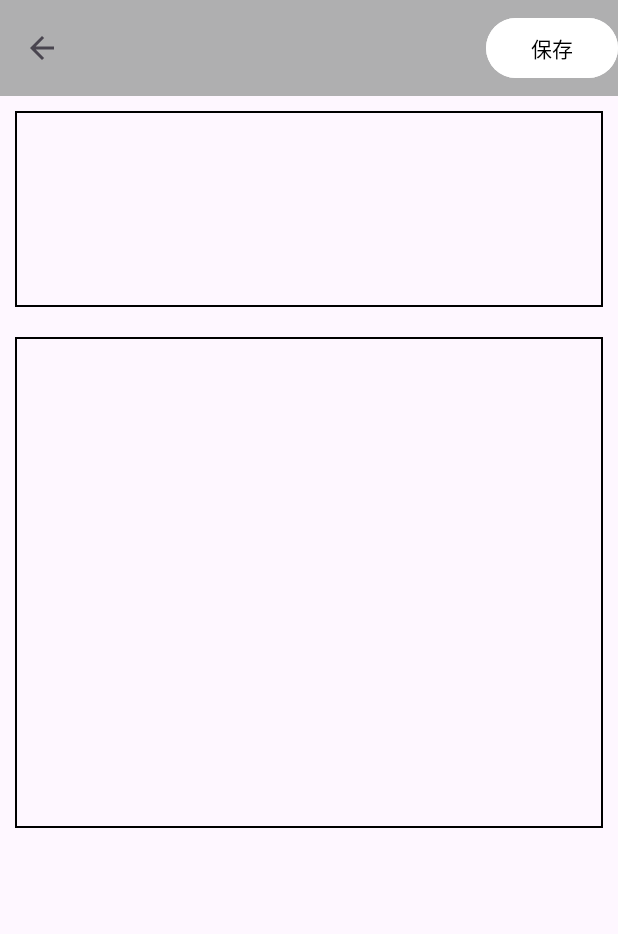
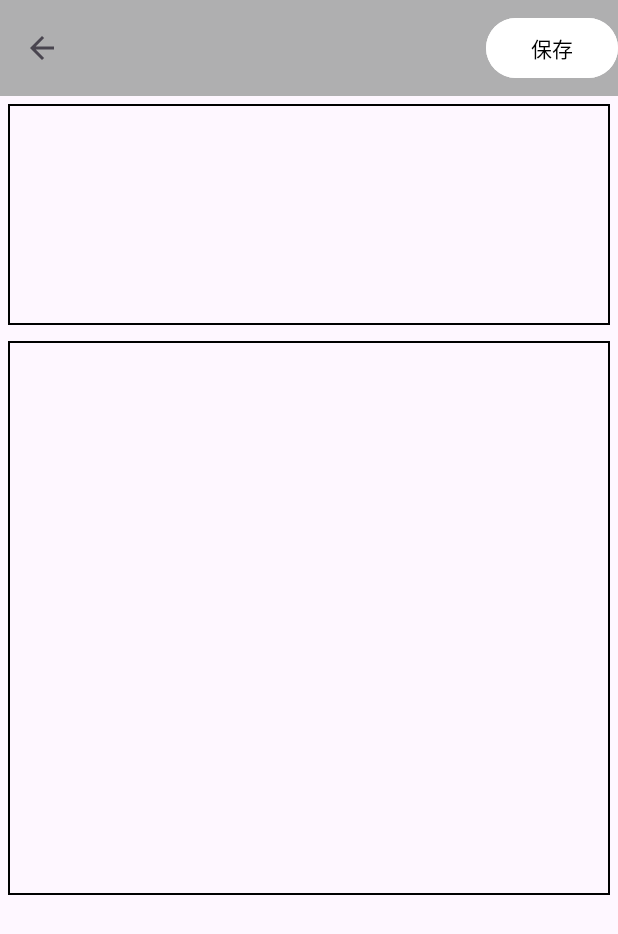
Before and after one commit to Akito626/IssueManager, an Android app: the EditorActivity screen opened directly, with no data from a screen before it, on a phone screen of 412 x 824 dp. Shown: the top 934 px of the screen. Run offline under Robolectric (Android 15) with nearby library versions, the phone set to English and light mode, and no system bars.

Commit message:
見やすいようにlistとeditorを調整しました。

```diff
--- a/app/src/main/res/layout/activity_editor.xml
+++ b/app/src/main/res/layout/activity_editor.xml
@@ -23,29 +23,43 @@
             android:layout_gravity="right"/>
     </androidx.appcompat.widget.Toolbar>
 
+    <FrameLayout
+        android:layout_width="match_parent"
+        android:layout_height="0dp"
+        android:layout_weight="0.2"
+        android:background="@drawable/border"
+        android:layout_margin="5dp">
+
     <EditText
         android:id="@+id/title_text"
         android:layout_width="match_parent"
+        android:layout_height="match_parent"
+        android:textSize="30dp"
+        android:layout_margin="10dp"
+        android:gravity="left|top"
+        android:background="#00000000"/>
+    </FrameLayout>
+
+    <FrameLayout
+        android:layout_width="match_parent"
         android:layout_height="0dp"
-        android:layout_weight="0.2"
-        android:textSize="30dp"
-        android:background="@drawable/boader"
-        android:layout_margin="10dp"
-        android:gravity="left|top"/>
+        android:layout_weight="0.5"
+        android:background="@drawable/border"
+        android:layout_margin="5dp">
 
     <EditText
         android:id="@+id/body_text"
         android:layout_width="match_parent"
-        android:layout_height="0dp"
-        android:layout_weight="0.5"
+        android:layout_height="match_parent"
         android:textSize="25dp"
-        android:background="@drawable/boader"
+        android:background="#00000000"
         android:layout_margin="10dp"
-        android:gravity="left|top"/>
+        android:gravity="left|top" />
+    </FrameLayout>
 
     <Space
         android:layout_width="match_parent"
         android:layout_height="0dp"
-        android:layout_weight="0.4"/>
+        android:layout_weight="0.3"/>
 
 </LinearLayout>
--- a/app/src/main/res/layout/issuelist_item.xml
+++ b/app/src/main/res/layout/issuelist_item.xml
@@ -23,14 +23,16 @@
             android:layout_height="match_parent"
             android:layout_weight="0.4"
             android:textSize="20dp"
-            android:layout_marginStart="10dp"/>
+            android:layout_marginStart="10dp"
+            android:gravity="center_vertical"/>
 
         <TextView
             android:id="@+id/label"
             android:layout_width="0dp"
             android:layout_height="match_parent"
             android:layout_weight="0.3"
-            android:textSize="20dp" />
+            android:textSize="20dp"
+            android:gravity="center_vertical"/>
 
         <TextView
             android:id="@+id/name"
```
Also changed, not shown: app/src/main/res/drawable/border.xml (renamed from app/src/main/res/drawable/boader.xml).
